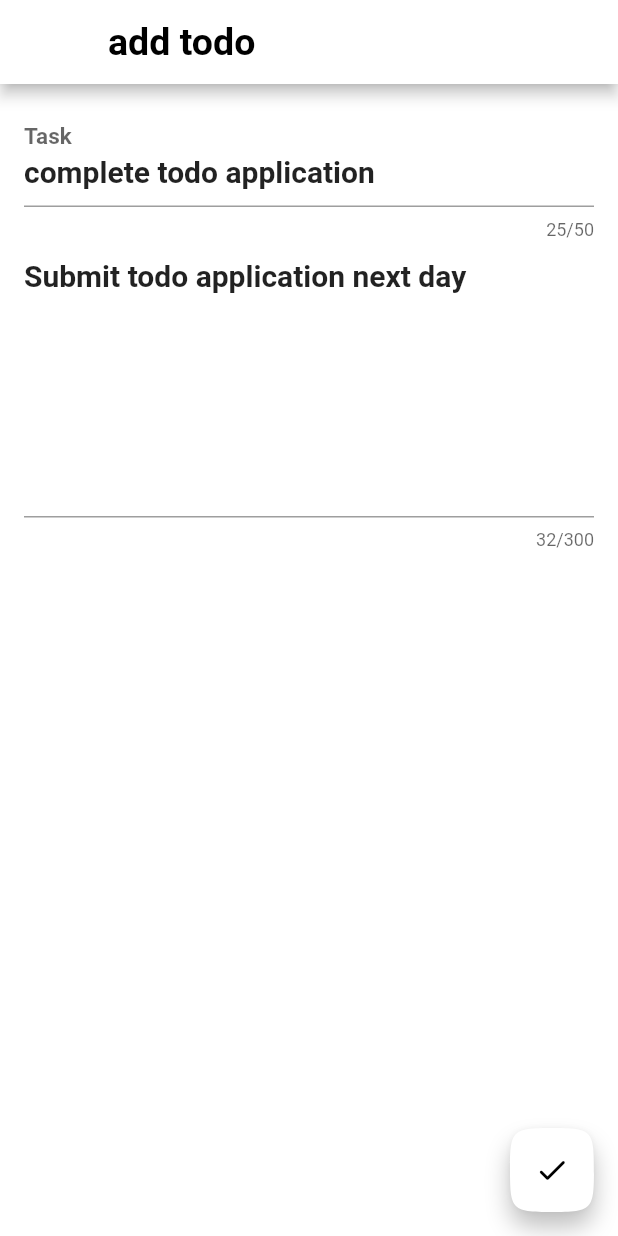
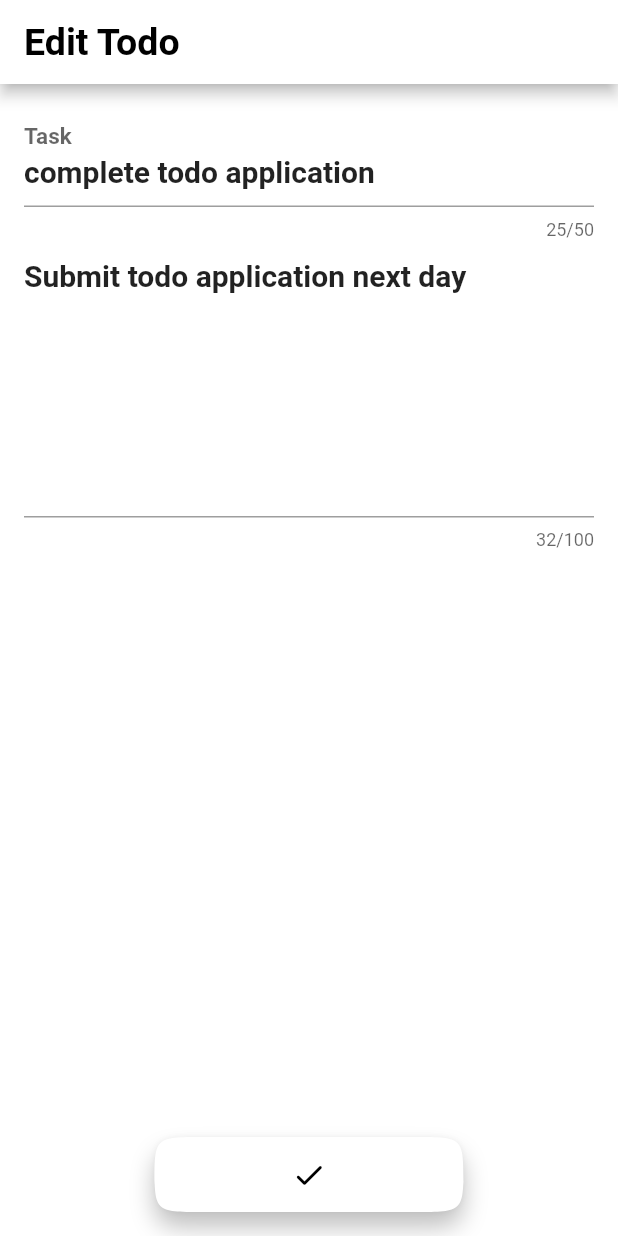
Before and after one commit to ShirishAryal/todo, a Flutter app: the screen it shows after launch, after a tap on "complete todo application", on a phone screen of 412 x 824 dp. Run offline on Flutter 3.47's test engine with Material 2 defaults, Android fonts, the phone set to English and light mode, and no system bars; our stand-ins replace bloc, equatable, flutter_bloc, rxdart.

Commit message:
delete task issue fixed

```diff
--- a/lib/app/router/router.dart
+++ b/lib/app/router/router.dart
@@ -10,7 +10,7 @@ class AppRouter {
       case '/':
         return MaterialPageRoute(builder: (_) => const HomePage());
       case '/settodo':
-        Todo? _data = settings.arguments as Todo;
+        Todo? _data = settings.arguments as Todo?;
         return MaterialPageRoute(builder: (_) => SetTodoPage(_data));
       default:
         return MaterialPageRoute(
--- a/lib/set_todo/view/set_todo_page.dart
+++ b/lib/set_todo/view/set_todo_page.dart
@@ -38,15 +38,21 @@ class EditTodoView extends StatelessWidget {
 
     return Scaffold(
       appBar: AppBar(
-        title: const Text('add todo'),
+        automaticallyImplyLeading: false,
+        title: Text(isNewTodo ? 'Add Todo' : 'Edit Todo'),
       ),
-      floatingActionButton: FloatingActionButton(
-        shape: const ContinuousRectangleBorder(
-          borderRadius: BorderRadius.all(Radius.circular(32)),
+      floatingActionButtonLocation: FloatingActionButtonLocation.centerFloat,
+      floatingActionButton: SizedBox(
+        height: 50,
+        width: MediaQuery.of(context).size.width / 2,
+        child: FloatingActionButton(
+          shape: const ContinuousRectangleBorder(
+            borderRadius: BorderRadius.all(Radius.circular(32)),
+          ),
+          backgroundColor: status.isLoadingOrSuccess ? fabBackgroundColor.withOpacity(0.5) : fabBackgroundColor,
+          onPressed: status.isLoadingOrSuccess ? null : () => context.read<SetTodoBloc>().add(const SetTodoSubmitted()),
+          child: status.isLoadingOrSuccess ? const CircularProgressIndicator() : const Icon(Icons.check_rounded),
         ),
-        backgroundColor: status.isLoadingOrSuccess ? fabBackgroundColor.withOpacity(0.5) : fabBackgroundColor,
-        onPressed: status.isLoadingOrSuccess ? null : () => context.read<SetTodoBloc>().add(const SetTodoSubmitted()),
-        child: status.isLoadingOrSuccess ? const CircularProgressIndicator() : const Icon(Icons.check_rounded),
       ),
       body: SingleChildScrollView(
         child: Padding(
@@ -97,10 +103,9 @@ class _DescriptionField extends StatelessWidget {
       initialValue: state.description,
       decoration: InputDecoration(
         enabled: !state.status.isLoadingOrSuccess,
-        // labelText: l10n.editTodoDescriptionLabel,
         hintText: hintText,
       ),
-      maxLength: 300,
+      maxLength: 100,
       maxLines: 7,
       onChanged: (value) {
         context.read<SetTodoBloc>().add(SetTodoDescriptionChanged(value));
--- a/lib/todo/view/home_page.dart
+++ b/lib/todo/view/home_page.dart
@@ -24,7 +24,7 @@ class HomePage extends StatelessWidget {
       ),
       floatingActionButton: FloatingActionButton(
         child: const Icon(Icons.add),
-        onPressed: () {},
+        onPressed: () => Navigator.of(context).pushNamed('/settodo', arguments: null),
       ),
       floatingActionButtonLocation: FloatingActionButtonLocation.centerDocked,
     );
--- a/lib/todo/view/home_view.dart
+++ b/lib/todo/view/home_view.dart
@@ -56,30 +56,50 @@ class TodosView extends StatelessWidget {
               );
             }
           }
-          return ListView.builder(
-            itemCount: state.todos.length,
-            itemBuilder: (context, index) => TodoListTile(
-              todo: state.todos[index],
+          // return ListView.builder(
+          //   itemCount: state.todos.length,
+          //   itemBuilder: (context, index) => TodoListTile(
+          //     todo: state.todos[index],
+          //     onToggleCompleted: (isCompleted) {
+          //       log(isCompleted.toString());
+          //       context.read<TodoBloc>().add(
+          //             TodoCompleted(
+          //               todo: state.todos[index],
+          //               completed: isCompleted,
+          //             ),
+          //           );
+          //     },
+          //     onDismissed: (_) {
+          //       context.read<TodoBloc>().add(TodoDeleted(state.todos[index]));
+          //     },
+          //     onTap: () {
+          //       log('Tap');
+          //       Navigator.of(context).pushNamed('/settodo', arguments: state.todos[index]);
+          //     },
+          //   ),
+          // );
+          return ListView(
+            children: state.todos
+                .map((e) => TodoListTile(
+                      todo: e,
                       onToggleCompleted: (isCompleted) {
                         log(isCompleted.toString());
                         context.read<TodoBloc>().add(
                               TodoCompleted(
-                        todo: state.todos[index],
+                                todo: e,
                                 completed: isCompleted,
                               ),
                             );
                       },
                       onDismissed: (_) {
-                context.read<TodoBloc>().add(TodoDeleted(state.todos[index]));
+                        context.read<TodoBloc>().add(TodoDeleted(e));
                       },
                       onTap: () {
                         log('Tap');
-                Navigator.of(context).pushNamed('/settodo', arguments: state.todos[index]);
-                // Navigator.of(context).push(
-                //   EditTodoPage.route(initialTodo: todo),
-                // );
+                        Navigator.of(context).pushNamed('/settodo', arguments: e);
                       },
-            ),
+                    ))
+                .toList(),
           );
         }),
       ),
--- a/lib/todo/widgets/todo_list_view.dart
+++ b/lib/todo/widgets/todo_list_view.dart
@@ -50,8 +50,8 @@ class TodoListTile extends StatelessWidget {
                 ),
         ),
         subtitle: Text(
-          todo.id.toString(),
-          maxLines: 1,
+          todo.description.toString(),
+          maxLines: 5,
           overflow: TextOverflow.ellipsis,
           style: todo.completed ? const TextStyle(decoration: TextDecoration.lineThrough) : null,
         ),
--- a/packages/local_storage/lib/src/local_storage.dart
+++ b/packages/local_storage/lib/src/local_storage.dart
@@ -39,12 +39,15 @@ class LocalStorage extends TodoApi {
 
   @override
   Future<void> deleteTodo(String id) async {
-    final index = _todoList.indexWhere((element) => element.id == id);
+    final todos = [..._todoStreamController.value];
+    final index = todos.indexWhere((element) => element.id == id);
     if (index == -1) {
       throw TodoNotFoundException();
     } else {
-      _todoList.removeAt(index);
+      todos.removeAt(index);
     }
+    _todoStreamController.add(todos);
+    _todoList.removeWhere((element) => element.id == id);
   }
 
   @override
```
Lines whose indentation alone changed are shown as unchanged.
